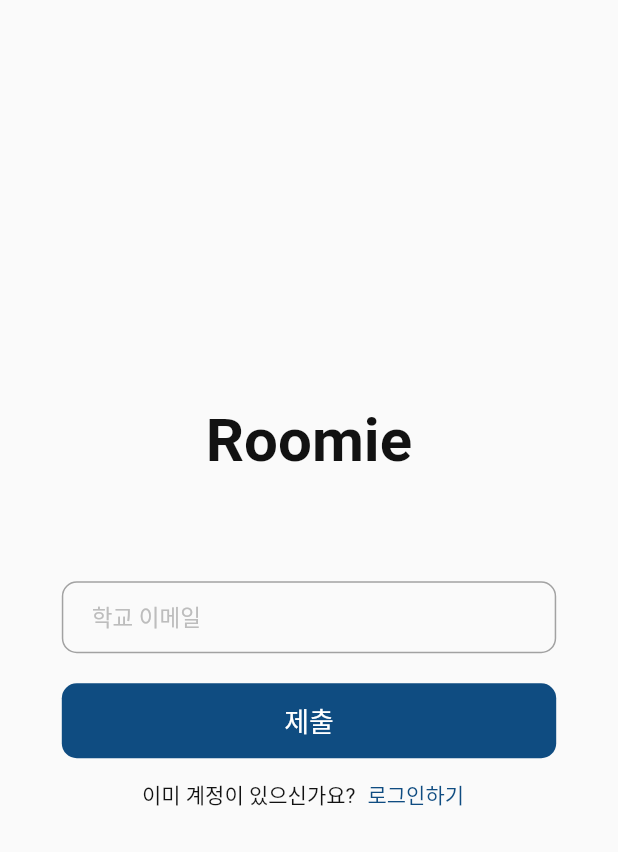
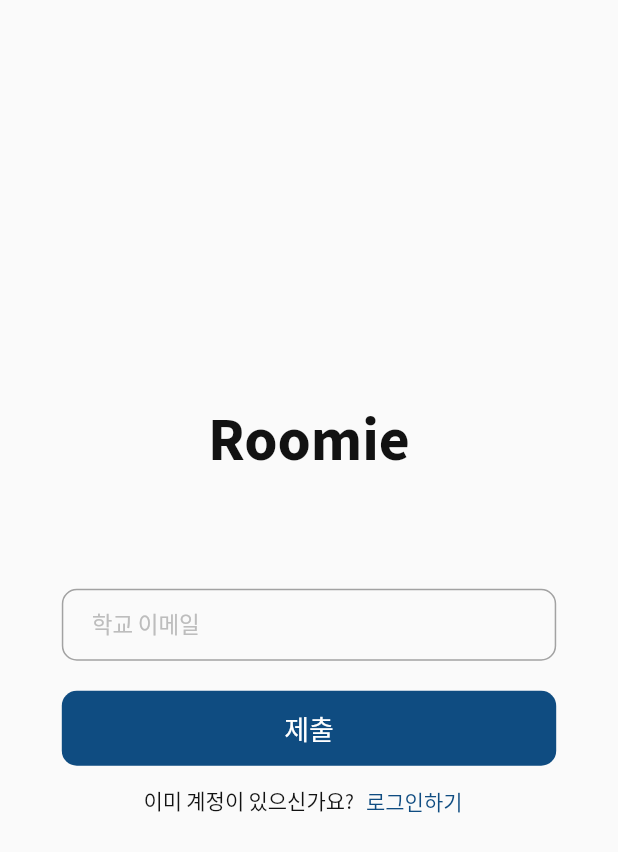
Before and after one commit to JideGuru/FlutterSocialAppUIKit, a Flutter app: the screen it shows after launch, after a tap on "비밀번호를 잊으셨나요?", on a phone screen of 412 x 824 dp. Shown: the top 852 px of the screen. Run offline on Flutter 3.47's test engine with Material 2 defaults, Android fonts, the phone set to English and light mode, and no system bars; our stand-ins replace buttons_tabbar, cloud_firestore, firebase_auth, firebase_core, flutter_staggered_animations, google_fonts and 5 more; missing offline and left inert: swiping_card_deck; accounts and stored records are empty.

```diff
--- a/lib/app.dart
+++ b/lib/app.dart
@@ -4,13 +4,13 @@ import 'package:social_app_ui/util/const.dart';
 import 'package:social_app_ui/util/configs/theme_config.dart';
 import 'package:social_app_ui/views/screens/auth/login.dart';
 
-class MyApp extends StatelessWidget {
+class RoomieApp extends StatelessWidget {
   @override
   Widget build(BuildContext context) {
     return MaterialApp(
       debugShowCheckedModeBanner: false,
       title: Constants.appName,
-      theme: ThemeConfig.lightTheme,
+      theme: themeData(ThemeConfig.lightTheme),
       // darkTheme: themeData(ThemeConfig.darkTheme),
       home: Login(),
     );
--- a/lib/main.dart
+++ b/lib/main.dart
@@ -10,5 +10,5 @@ void main() async {
   await Firebase.initializeApp(
     options: DefaultFirebaseOptions.currentPlatform,
   );
-  runApp(MyApp());
+  runApp(RoomieApp());
 }
--- a/lib/views/screens/auth/login.dart
+++ b/lib/views/screens/auth/login.dart
@@ -22,8 +22,7 @@ class _LoginState extends State<Login> {
   bool validate = false;
   GlobalKey<FormState> formKey = GlobalKey<FormState>();
   GlobalKey<ScaffoldState> _scaffoldKey = GlobalKey<ScaffoldState>();
-  String email = '', password = '', nickname = '';
-  FocusNode nameFN = FocusNode();
+  String email = '', password = '';
   FocusNode emailFN = FocusNode();
   FocusNode passFN = FocusNode();
   FormMode formMode = FormMode.LOGIN;
@@ -65,11 +64,6 @@ class _LoginState extends State<Login> {
             break;
         }
     }
-  }
-
-  void showInSnackBar(String value) {
-    // _scaffoldKey.currentState?.removeCurrentSnackBar();
-    // _scaffoldKey.currentState?.showSnackBar(SnackBar(content: Text(value)));
   }
 
   @override
--- a/lib/views/screens/home.dart
+++ b/lib/views/screens/home.dart
@@ -3,6 +3,7 @@ import 'package:cloud_firestore/cloud_firestore.dart';
 import 'package:flutter/material.dart';
 import 'package:loading_animation_widget/loading_animation_widget.dart';
 import 'package:social_app_ui/util/configs/list_config.dart';
+import 'package:social_app_ui/util/extensions.dart';
 import 'package:social_app_ui/util/sort/weight.dart';
 import 'package:social_app_ui/util/configs/theme_config.dart';
 import 'package:social_app_ui/util/user.dart';
@@ -80,7 +81,7 @@ class _HomeState extends State<Home> {
                   onDeckEmpty: () {
                     setState(() {});
                   },
-                ),
+                ).fadeInList(1, false),
               ],
             );
           } else
```
Also changed, not shown: lib/views/screens/my_profile.dart (+3 -12 lines).
